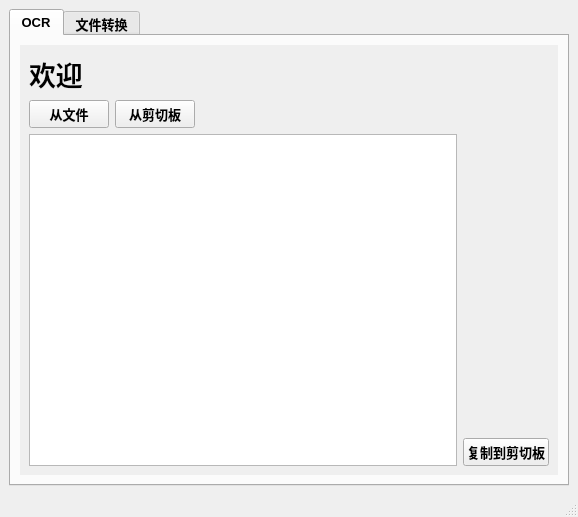
First picture: the form in src/pytools/ui/main.ui, repository kewuaa/pytools, before the edit.
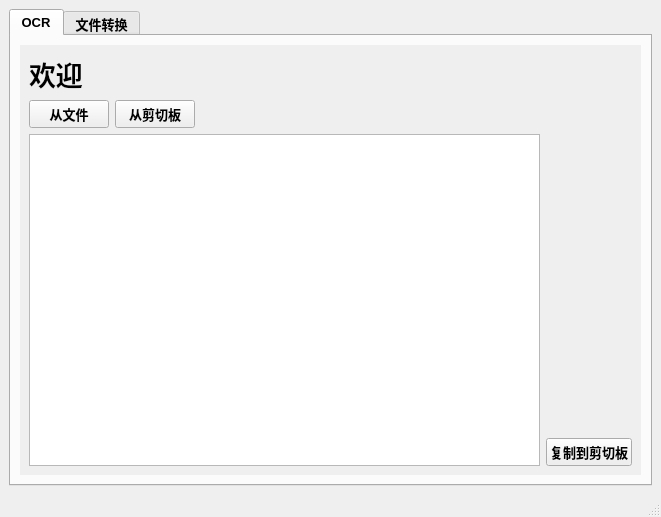
Second picture: the form after the edit.

```diff
--- a/src/pytools/ui/main.ui
+++ b/src/pytools/ui/main.ui
@@ -6,7 +6,7 @@
    <rect>
     <x>0</x>
     <y>0</y>
-    <width>578</width>
+    <width>661</width>
     <height>517</height>
    </rect>
   </property>
```
Left out of the diff: 2 changed lines with no effect on the pictures.
